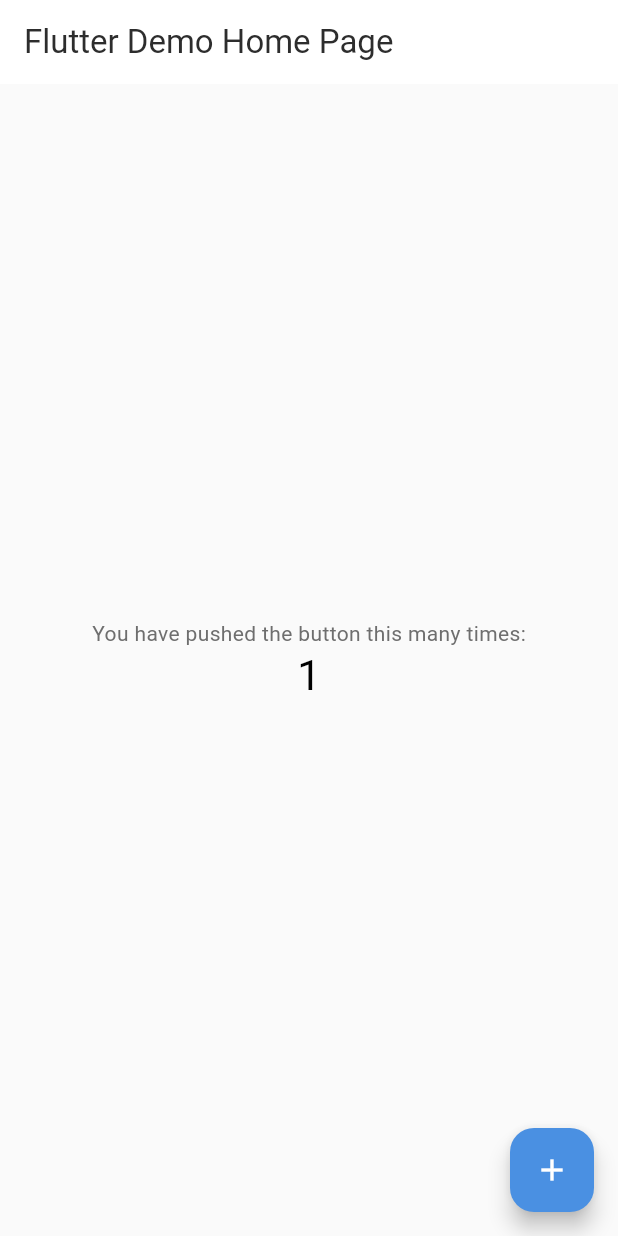
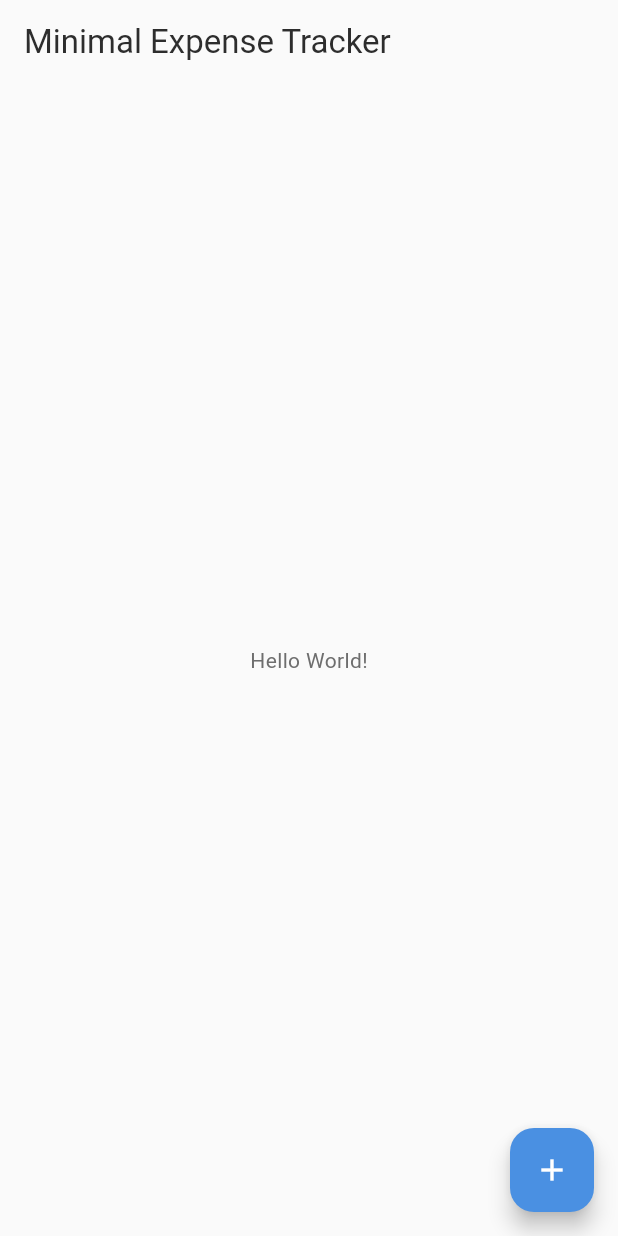
Before and after one commit to marufrobin/Minimal_Expense_Tracker, a Flutter app: the screen it shows after launch, after a tap on the "add" icon, on a phone screen of 412 x 824 dp. Run offline on Flutter 3.47's test engine with Material 3 defaults, Android fonts, the light colour scheme and no system bars.

Commit message:
Refactor main.dart to replace MyHomePage with RootApp as the home widget

```diff
--- a/lib/main.dart
+++ b/lib/main.dart
@@ -15,93 +15,24 @@
       title: 'Flutter Demo',
       theme: AppTheme.lightTheme,
       darkTheme: AppTheme.darkTheme,
-      home: const MyHomePage(title: 'Flutter Demo Home Page'),
+      home: RootApp(),
     );
   }
 }
 
-class MyHomePage extends StatefulWidget {
-  const MyHomePage({super.key, required this.title});
-
-  // This widget is the home page of your application. It is stateful, meaning
-  // that it has a State object (defined below) that contains fields that affect
-  // how it looks.
-
-  // This class is the configuration for the state. It holds the values (in this
-  // case the title) provided by the parent (in this case the App widget) and
-  // used by the build method of the State. Fields in a Widget subclass are
-  // always marked "final".
-
-  final String title;
-
-  @override
-  State<MyHomePage> createState() => _MyHomePageState();
-}
-
-class _MyHomePageState extends State<MyHomePage> {
-  int _counter = 0;
-
-  void _incrementCounter() {
-    setState(() {
-      // This call to setState tells the Flutter framework that something has
-      // changed in this State, which causes it to rerun the build method below
-      // so that the display can reflect the updated values. If we changed
-      // _counter without calling setState(), then the build method would not be
-      // called again, and so nothing would appear to happen.
-      _counter++;
-    });
-  }
+class RootApp extends StatelessWidget {
+  const RootApp({super.key});
 
   @override
   Widget build(BuildContext context) {
-    // This method is rerun every time setState is called, for instance as done
-    // by the _incrementCounter method above.
-    //
-    // The Flutter framework has been optimized to make rerunning build methods
-    // fast, so that you can just rebuild anything that needs updating rather
-    // than having to individually change instances of widgets.
     return Scaffold(
-      appBar: AppBar(
-        // TRY THIS: Try changing the color here to a specific color (to
-        // Colors.amber, perhaps?) and trigger a hot reload to see the AppBar
-        // change color while the other colors stay the same.
-        backgroundColor: Theme.of(context).colorScheme.inversePrimary,
-        // Here we take the value from the MyHomePage object that was created by
-        // the App.build method, and use it to set our appbar title.
-        title: Text(widget.title),
-      ),
-      body: Center(
-        // Center is a layout widget. It takes a single child and positions it
-        // in the middle of the parent.
-        child: Column(
-          // Column is also a layout widget. It takes a list of children and
-          // arranges them vertically. By default, it sizes itself to fit its
-          // children horizontally, and tries to be as tall as its parent.
-          //
-          // Column has various properties to control how it sizes itself and
-          // how it positions its children. Here we use mainAxisAlignment to
-          // center the children vertically; the main axis here is the vertical
-          // axis because Columns are vertical (the cross axis would be
-          // horizontal).
-          //
-          // TRY THIS: Invoke "debug painting" (choose the "Toggle Debug Paint"
-          // action in the IDE, or press "p" in the console), to see the
-          // wireframe for each widget.
-          mainAxisAlignment: MainAxisAlignment.center,
-          children: <Widget>[
-            const Text('You have pushed the button this many times:'),
-            Text(
-              '$_counter',
-              style: Theme.of(context).textTheme.headlineMedium,
-            ),
-          ],
-        ),
-      ),
+      appBar: AppBar(title: const Text('Minimal Expense Tracker')),
+      body: const Center(child: Text('Hello World!')),
       floatingActionButton: FloatingActionButton(
-        onPressed: _incrementCounter,
+        onPressed: () {},
         tooltip: 'Increment',
         child: const Icon(Icons.add),
-      ), // This trailing comma makes auto-formatting nicer for build methods.
+      ),
     );
   }
 }
```
